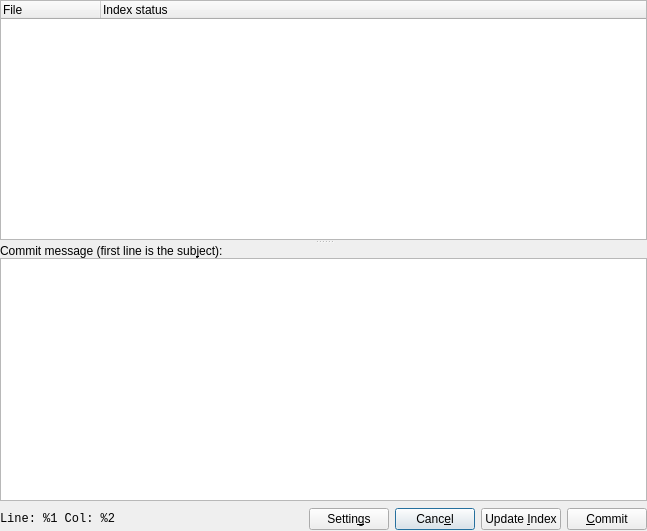
This is src/commit.ui in hkarel/qgit as Qt 5 draws it before an edit. The edited form follows.
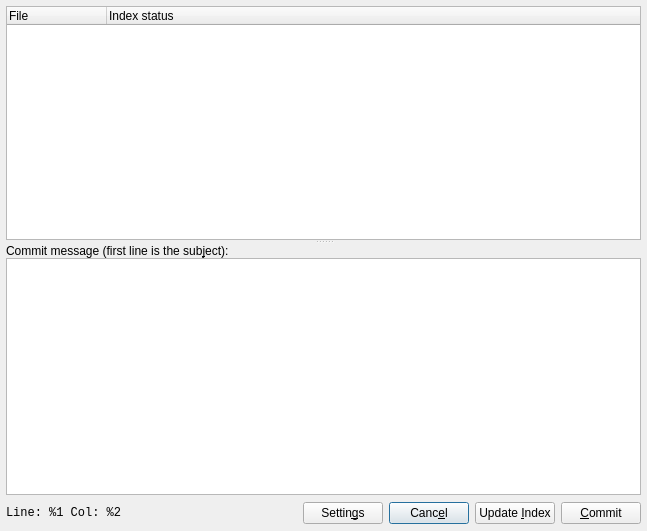
This is the edited form. Icons and pictures are not drawn.

```diff
--- a/src/commit.ui
+++ b/src/commit.ui
@@ -22,16 +22,16 @@
     <number>0</number>
    </property>
    <property name="leftMargin">
-    <number>0</number>
+    <number>6</number>
    </property>
    <property name="topMargin">
-    <number>0</number>
+    <number>6</number>
    </property>
    <property name="rightMargin">
-    <number>0</number>
+    <number>6</number>
    </property>
    <property name="bottomMargin">
-    <number>0</number>
+    <number>6</number>
    </property>
    <item>
     <layout class="QVBoxLayout">
```
